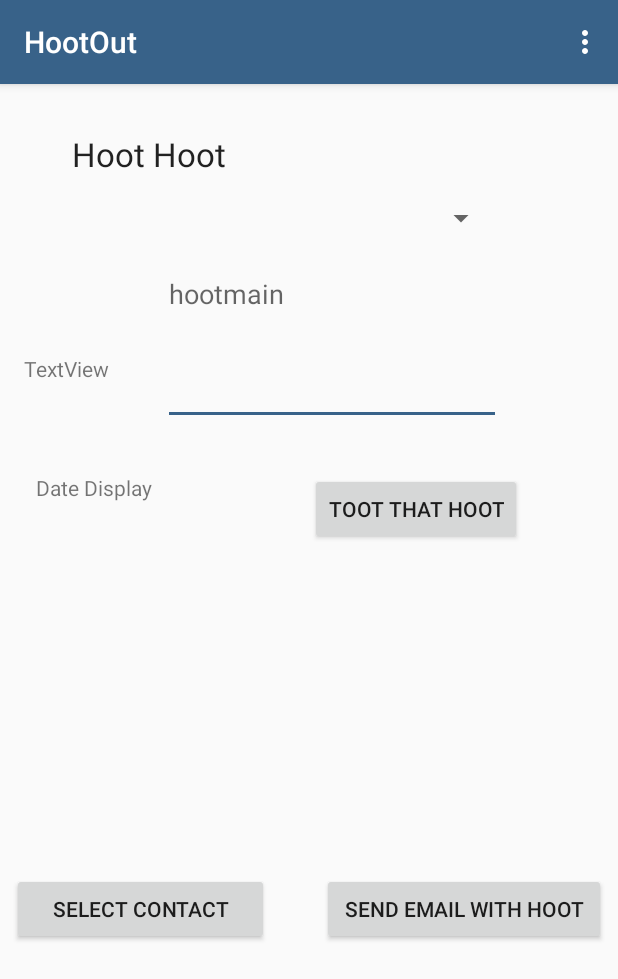
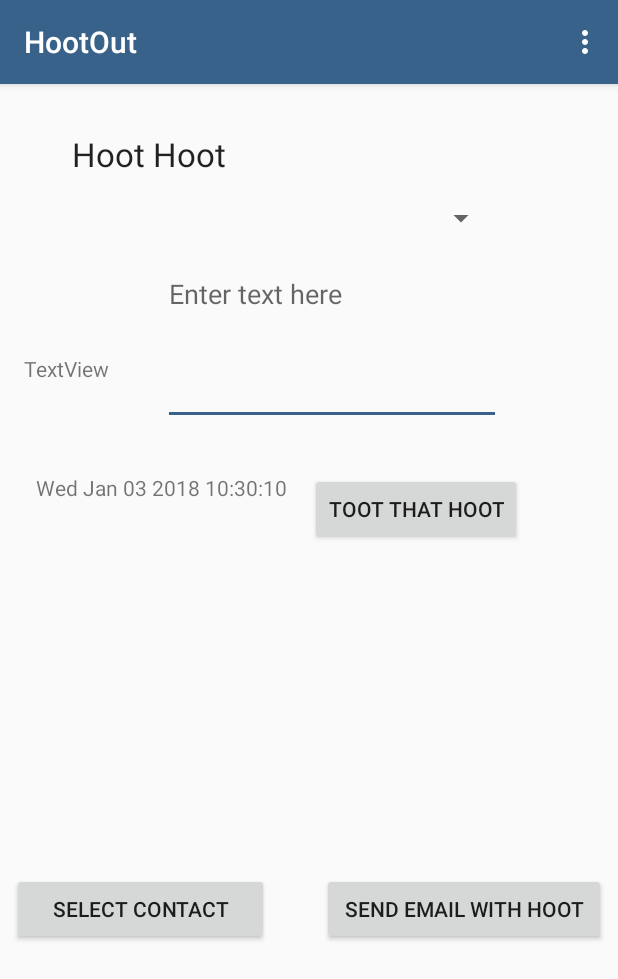
Before and after one commit to RobertBAlexander/hoot-android-app, an Android app: the HootOut screen opened directly, with no data from a screen before it, on a phone screen of 412 x 824 dp. Shown: the top 979 px of the screen. Run offline under Robolectric (Android 15) with nearby library versions, the phone set to English and light mode, and no system bars.

Commit message:
fixed date display, and aligned it with date display in web app. Began foundation work for list of users for viewing their tweets, or following/unfollowing them.

```diff
--- a/app/src/main/java/app/hoot/activity/HootOut.java
+++ b/app/src/main/java/app/hoot/activity/HootOut.java
@@ -23,6 +23,7 @@ import android.widget.TextView;
 import android.widget.Toast;
 import java.text.DateFormat;
 import java.text.SimpleDateFormat;
+import java.util.Calendar;
 import java.util.Date;
 import java.util.GregorianCalendar;
 
@@ -68,10 +69,13 @@ public class HootOut extends AppCompatActivity implements View.OnClickListener,
         emailButton = (Button) findViewById(R.id.emailButton);
         contactButton.setOnClickListener(this);
         emailButton.setOnClickListener(this);
-        // https://stackoverflow.com/questions/2271131/display-the-current-time-and-date-in-an-android-application
-        //String currentDateTimeString = DateFormat.getDateTimeInstance().format(new Date());
+        // http://www.technotalkative.com/android-get-current-date-and-time-in-different-format/
+        Calendar cal = Calendar.getInstance();
+        SimpleDateFormat dateFormat = new SimpleDateFormat("EEE MMM dd yyyy HH:mm:ss");
+
+        String currentDateTimeString = dateFormat.format(cal.getTime());
         //String currentDateTimeString = "The date";
-        //hootDate.setText(hoot.getFullDate());
+        hootDate.setText(currentDateTimeString);
 
         hootmain.addTextChangedListener(new TextWatcher() {
             @Override
@@ -88,8 +92,8 @@ public class HootOut extends AppCompatActivity implements View.OnClickListener,
     }
     public void hootButtonPressed (View view) {
         String text = hootmain.getText().toString();
-        //String date = hootDate.getText().toString();
-        String date = "testing without date";
+        String date = hootDate.getText().toString();
+        //String date = "testing without date";
         if(text.equals("")) {
             Toast toast = Toast.makeText(this, "Hoot must contain characters", Toast.LENGTH_SHORT);
             toast.show();
--- a/app/src/main/java/app/hoot/model/Hoot.java
+++ b/app/src/main/java/app/hoot/model/Hoot.java
@@ -111,7 +111,8 @@ public class Hoot implements Serializable {
 
     public String getFullDate()
     {
-        return "this date";
+        String date = "this date";
+        return date;
     }
 
 /*    public String fullDate()
--- a/app/src/main/res/layout/fragment_hoot.xml
+++ b/app/src/main/res/layout/fragment_hoot.xml
@@ -38,7 +38,7 @@
             android:layout_width="179dp"
             android:layout_height="wrap_content"
             android:gravity="start"
-            android:text=""
+            android:text="TextView"
             android:textSize="14sp"
             android:textStyle="bold"
             android:paddingStart="8dp"
--- a/app/src/main/res/values/strings.xml
+++ b/app/src/main/res/values/strings.xml
@@ -39,7 +39,7 @@
     //Reports or timeline page
     <string name="reportTitle">Report</string>
     <string name="delete_hoot">Delete Hoot</string>
-    <string name="date"> </string>
+    <string name="date"/>
 
     //Signup page
     <string name="SignupTitle">Sign up to Hoot at People</string>
@@ -59,7 +59,7 @@
     <string name="appDesc">Hoot Hoot allows the user to create Hoots. These are similar to tweets, but you make them at night!</string>
     <string name="appMoreInfo">For more information about the Hoot Hoot app or to provide feedback please talk to me in person. I sit over in the corner near Brian and John.</string>
     <string name="hootContent">Hoot it Here!</string>
-    <string name="addHootDate">Date Display</string>
+    <string name="addHootDate"/>
 
     /other for now
     <string name="searchHootsLbl">Search Hoot\'s</string>
@@ -97,6 +97,6 @@
     <string name="set_refresh_interval">Refresh</string>
     <string name="set_refresh_interval_summary">Frequency of cloud updates (minutes)</string>
     <string name="hootWords">hootWords</string>
-    <string name="hootmain">hootmain</string>
+    <string name="hootmain">Enter text here</string>
 
 </resources>
```
Also changed, not shown: app/src/main/java/app/hoot/activity/UsersTimeline.java (added, +8 -0 lines), app/src/main/res/layout/activity_listusers.xml (added, +11 -0 lines), app/src/main/res/layout/activity_listusers_rows.xml (added, +23 -0 lines).
